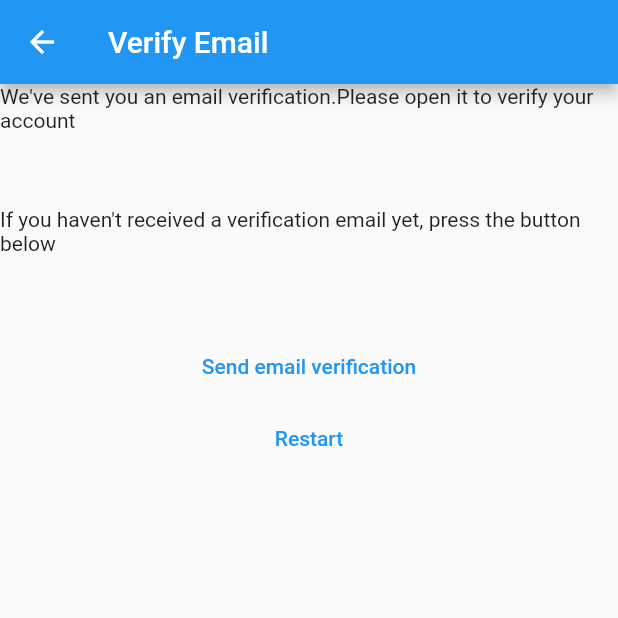
After one commit to SediqeZangane/Vandad_Flutter_Project, a Flutter app: the VerifyEmailView screen opened by its route, on a phone screen of 412 x 824 dp, the top half of it. The commit adds this screen. Run offline on Flutter 3.47's test engine with Material 2 defaults, Android fonts, the phone set to English and light mode, and no system bars; our stand-ins replace firebase_auth, firebase_core; accounts and stored records are empty; network calls fail.

Commit message:
up to 24

```diff
--- /dev/null
+++ b/lib/constants/routes.dart
@@ -0,0 +1,4 @@
+const loginRoute='/login/';
+const registerRoute='/register/';
+const notesRoute='/notes/';
+const verifyEmailRoute='/verify_email/';
--- /dev/null
+++ b/lib/views/verify_email_view.dart
@@ -0,0 +1,48 @@
+import 'package:firebase_auth/firebase_auth.dart';
+import 'package:flutter/material.dart';
+import 'package:vandad_flutter_project/constants/routes.dart';
+
+class VerifyEmailView extends StatefulWidget {
+  const VerifyEmailView({Key? key}) : super(key: key);
+
+  @override
+  VerifyEmailViewState createState() => VerifyEmailViewState();
+}
+
+class VerifyEmailViewState extends State<VerifyEmailView> {
+  @override
+  Widget build(BuildContext context) {
+    return Scaffold(
+      appBar: AppBar(
+        title: const Text('Verify Email'),
+      ),
+      body: Center(
+          child: Column(
+        children: [
+          const Text(
+              "We've sent you an email verification.Please open it to verify your account"),
+          const Padding(
+            padding: EdgeInsets.only(top: 50,bottom: 50),
+            child: Text(
+                "If you haven't received a verification email yet, press the button below"),
+          ),
+          TextButton(
+              onPressed: () async {
+                final user = FirebaseAuth.instance.currentUser;
+                await user?.sendEmailVerification();
+              },
+              child: const Text('Send email verification')),
+          TextButton(
+              onPressed: () async {
+                await FirebaseAuth.instance.signOut();
+                if (mounted) {
+                  Navigator.of(context)
+                      .pushNamedAndRemoveUntil(registerRoute, (route) => false);
+                }
+              },
+              child: const Text('Restart')),
+        ],
+      )),
+    );
+  }
+}
```
Also changed, not shown: lib/main.dart (+105 -20 lines), lib/utilities/show_error_dialog.dart (added, +23 -0 lines), lib/views/login_view.dart (+47 -29 lines), lib/views/register_view.dart (+48 -35 lines).
